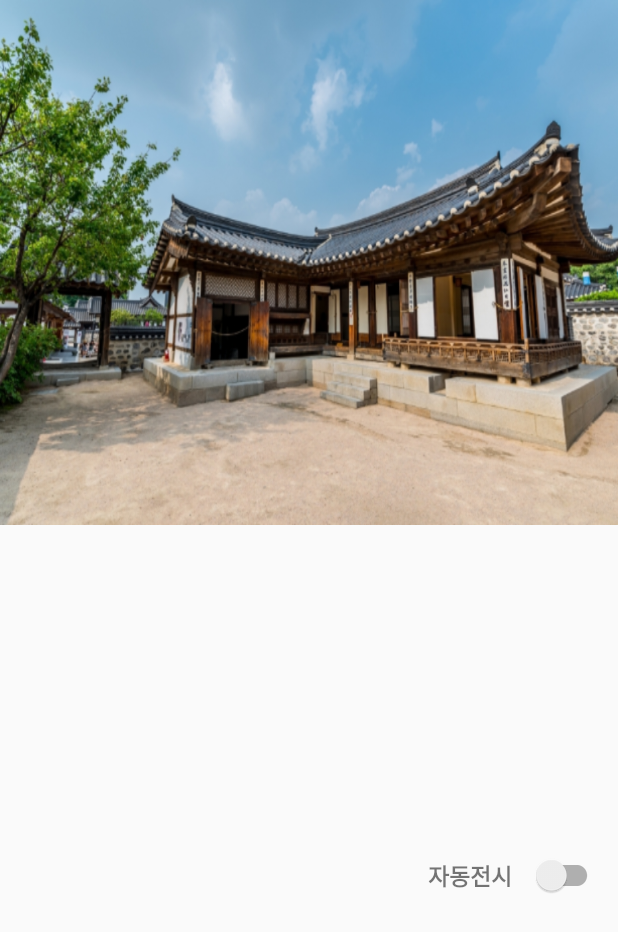
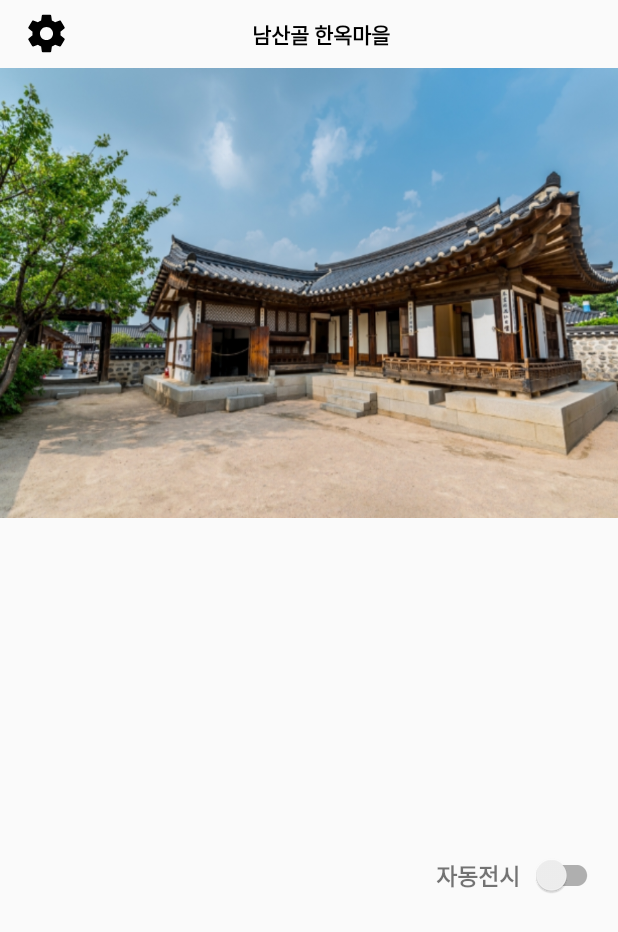
Before and after one commit to mjy1529/NamSanDocent, an Android app: the screen it shows after launch (HomeActivity), on a phone screen of 412 x 824 dp. Shown: the top 932 px of the screen. Run offline under Robolectric (Android 15) with nearby library versions, the phone set to English and light mode, and no system bars; libraries missing offline, so code that uses them is left out: com.github.angads25.toggle; plain views replace LabeledSwitch; 2 statements that could not run were skipped.

Commit message:
HomeActivity 툴바 추가

```diff
--- a/NamSanHanOk/app/src/main/java/docent/namsanhanok/Docent/DocentActivity.java
+++ b/NamSanHanOk/app/src/main/java/docent/namsanhanok/Docent/DocentActivity.java
@@ -300,7 +300,7 @@ public class DocentActivity extends AppCompatActivity {
     }
 
     public void init() {
-        Toolbar toolbar = (Toolbar) findViewById(R.id.toolbar);
+        Toolbar toolbar = (Toolbar) findViewById(R.id.docentToolbar);
         setSupportActionBar(toolbar);
 
         homeBtn = (ImageButton) findViewById(R.id.homeBtn);
--- a/NamSanHanOk/app/src/main/java/docent/namsanhanok/Home/HomeActivity.java
+++ b/NamSanHanOk/app/src/main/java/docent/namsanhanok/Home/HomeActivity.java
@@ -3,6 +3,8 @@ package docent.namsanhanok.Home;
 import android.content.Intent;
 import android.support.v7.app.AppCompatActivity;
 import android.os.Bundle;
+import android.view.View;
+import android.widget.ImageButton;
 import android.widget.Toast;
 
 import com.github.angads25.toggle.LabeledSwitch;
@@ -13,10 +15,30 @@ import docent.namsanhanok.R;
 
 public class HomeActivity extends AppCompatActivity {
 
+    ImageButton settingBtn;
+
     @Override
     protected void onCreate(Bundle savedInstanceState) {
         super.onCreate(savedInstanceState);
         setContentView(R.layout.activity_home);
+
+        init();
+
+//        Intent intent = new Intent(this, DocentActivity.class);
+//        startActivity(intent);
+//        finish();
+    }
+
+    public void onClick(View v) {
+        switch (v.getId()) {
+            case R.id.settingBtn : //세팅 버튼을 클릭했을 때
+                Toast.makeText(this, "setting", Toast.LENGTH_SHORT).show();
+                break;
+        }
+    }
+
+    public void init() {
+        settingBtn = (ImageButton)findViewById(R.id.settingBtn);
 
         LabeledSwitch toggleBtn = findViewById(R.id.toggleBtn);
         toggleBtn.setOnToggledListener(new OnToggledListener() {
@@ -26,11 +48,5 @@ public class HomeActivity extends AppCompatActivity {
                 Toast.makeText(HomeActivity.this, "ON", Toast.LENGTH_SHORT).show();
             }
         });
-
-//        Intent intent = new Intent(this, DocentActivity.class);
-//        startActivity(intent);
-//        finish();
-
-
     }
 }
--- /dev/null
+++ b/NamSanHanOk/app/src/main/res/drawable/ic_settings_black_24dp.xml
@@ -0,0 +1,9 @@
+<vector xmlns:android="http://schemas.android.com/apk/res/android"
+        android:width="24dp"
+        android:height="24dp"
+        android:viewportWidth="24.0"
+        android:viewportHeight="24.0">
+    <path
+        android:fillColor="#FF000000"
+        android:pathData="M19.43,12.98c0.04,-0.32 0.07,-0.64 0.07,-0.98s-0.03,-0.66 -0.07,-0.98l2.11,-1.65c0.19,-0.15 0.24,-0.42 0.12,-0.64l-2,-3.46c-0.12,-0.22 -0.39,-0.3 -0.61,-0.22l-2.49,1c-0.52,-0.4 -1.08,-0.73 -1.69,-0.98l-0.38,-2.65C14.46,2.18 14.25,2 14,2h-4c-0.25,0 -0.46,0.18 -0.49,0.42l-0.38,2.65c-0.61,0.25 -1.17,0.59 -1.69,0.98l-2.49,-1c-0.23,-0.09 -0.49,0 -0.61,0.22l-2,3.46c-0.13,0.22 -0.07,0.49 0.12,0.64l2.11,1.65c-0.04,0.32 -0.07,0.65 -0.07,0.98s0.03,0.66 0.07,0.98l-2.11,1.65c-0.19,0.15 -0.24,0.42 -0.12,0.64l2,3.46c0.12,0.22 0.39,0.3 0.61,0.22l2.49,-1c0.52,0.4 1.08,0.73 1.69,0.98l0.38,2.65c0.03,0.24 0.24,0.42 0.49,0.42h4c0.25,0 0.46,-0.18 0.49,-0.42l0.38,-2.65c0.61,-0.25 1.17,-0.59 1.69,-0.98l2.49,1c0.23,0.09 0.49,0 0.61,-0.22l2,-3.46c0.12,-0.22 0.07,-0.49 -0.12,-0.64l-2.11,-1.65zM12,15.5c-1.93,0 -3.5,-1.57 -3.5,-3.5s1.57,-3.5 3.5,-3.5 3.5,1.57 3.5,3.5 -1.57,3.5 -3.5,3.5z"/>
+</vector>
--- a/NamSanHanOk/app/src/main/res/layout/activity_home.xml
+++ b/NamSanHanOk/app/src/main/res/layout/activity_home.xml
@@ -6,12 +6,23 @@
     android:layout_height="match_parent"
     tools:context=".Home.HomeActivity">
 
+    <android.support.v7.widget.Toolbar
+        android:id="@+id/homeToolbar"
+        android:layout_width="match_parent"
+        android:layout_height="45dp">
+
+        <include
+            layout="@layout/home_toolbar_include"
+            android:layout_width="match_parent"
+            android:layout_height="match_parent" />
+
+    </android.support.v7.widget.Toolbar>
+
     <ImageView
         android:id="@+id/homeImage"
         android:layout_width="match_parent"
-        android:layout_height="350dp"
-        android:layout_alignParentStart="true"
-        android:layout_alignParentTop="true"
+        android:layout_height="300dp"
+        android:layout_below="@+id/homeToolbar"
         android:scaleType="fitXY"
         android:src="@drawable/namsan1" />
 
@@ -37,7 +48,7 @@
 
         <com.github.angads25.toggle.LabeledSwitch
             android:id="@+id/toggleBtn"
-            android:layout_width="55dp"
+            android:layout_width="50dp"
             android:layout_height="20dp"
             android:layout_marginRight="10dp"
             android:layout_toRightOf="@+id/autoPlayText"
--- a/NamSanHanOk/app/src/main/res/layout/toolbar_include.xml
+++ b/NamSanHanOk/app/src/main/res/layout/docent_toolbar_include.xml
@@ -1,6 +1,7 @@
 <?xml version="1.0" encoding="utf-8"?>
 <RelativeLayout
     xmlns:android="http://schemas.android.com/apk/res/android"
+    android:orientation="horizontal"
     android:layout_width="match_parent"
     android:layout_height="45dp">
 
@@ -11,7 +12,6 @@
         android:layout_height="30dp"
         android:layout_centerVertical="true"
         android:layout_gravity="start"
-        android:layout_marginLeft="5dp"
         android:background="@drawable/home" />
 
     <TextView
--- /dev/null
+++ b/NamSanHanOk/app/src/main/res/layout/home_toolbar_include.xml
@@ -0,0 +1,26 @@
+<?xml version="1.0" encoding="utf-8"?>
+<RelativeLayout
+    xmlns:android="http://schemas.android.com/apk/res/android"
+    android:layout_width="match_parent"
+    android:layout_height="45dp">
+
+    <ImageButton
+        android:id="@+id/settingBtn"
+        android:onClick="onClick"
+        android:layout_width="30dp"
+        android:layout_height="30dp"
+        android:layout_centerVertical="true"
+        android:layout_gravity="start"
+        android:background="@drawable/ic_settings_black_24dp" />
+
+    <TextView
+        android:id="@+id/docentTitle"
+        android:layout_width="match_parent"
+        android:layout_height="match_parent"
+        android:gravity="center"
+        android:text="남산골 한옥마을"
+        android:textColor="#000000"
+        android:textSize="14sp"
+        android:textStyle="bold" />
+
+</RelativeLayout>
```
Also changed, not shown: NamSanHanOk/app/src/main/res/layout/activity_docent.xml (+14 -16 lines).
